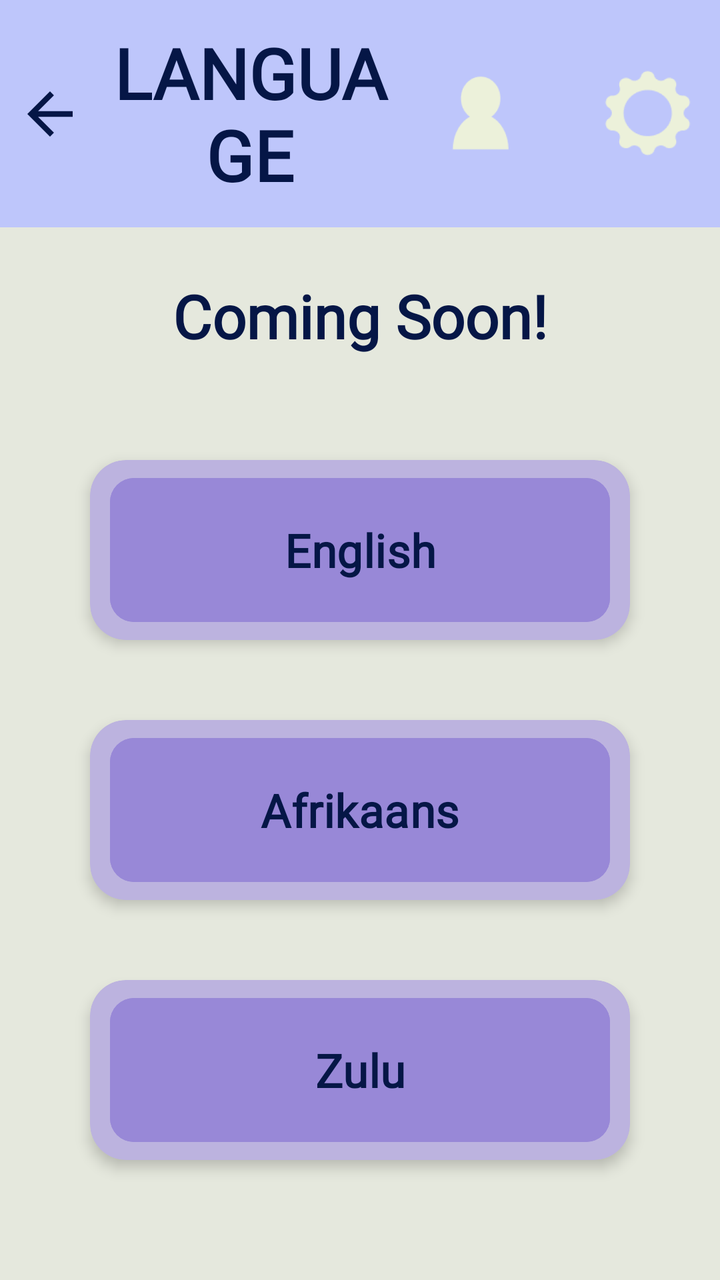
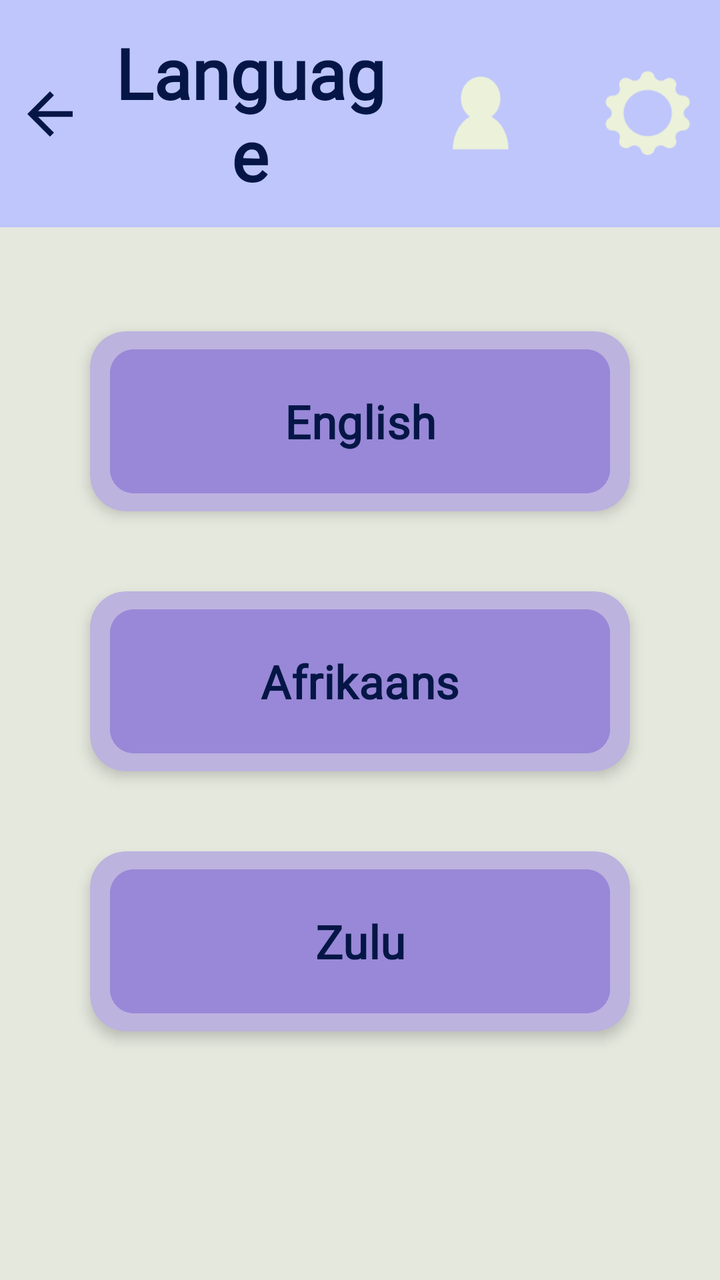

Two renders of the same Android screen: before a commit and after it. Below are the layout's source before the change and the commit's diff.
<!-- AndroidManifest.xml: application theme Theme.WordVenture2 -->
<!-- res/layout/activity_language.xml -->
<?xml version="1.0" encoding="utf-8"?>
<androidx.constraintlayout.widget.ConstraintLayout xmlns:android="http://schemas.android.com/apk/res/android"
    xmlns:app="http://schemas.android.com/apk/res-auto"
    xmlns:tools="http://schemas.android.com/tools"
    android:layout_width="match_parent"
    android:layout_height="match_parent"
    android:background="#E5E8DD"
    tools:context=".LanguageActivity">

    
    <androidx.constraintlayout.widget.ConstraintLayout
        android:id="@+id/headerLayout"
        android:layout_width="match_parent"
        android:layout_height="wrap_content"
        android:background="#BEC6FB"
        android:paddingBottom="1dp"
        android:paddingTop="1dp"
        app:layout_constraintTop_toTopOf="parent">

        
        <ImageView
            android:id="@+id/backIcon"
            android:layout_width="50dp"
            android:layout_height="50dp"
            android:background="?attr/selectableItemBackgroundBorderless"
            android:clickable="true"
            android:focusable="true"
            android:paddingStart="8dp"
            android:paddingEnd="8dp"
            android:src="?attr/homeAsUpIndicator"
            app:layout_constraintBottom_toBottomOf="parent"
            app:layout_constraintStart_toStartOf="parent"
            app:layout_constraintTop_toTopOf="parent"
            app:tint="#051646" />

        <TextView
            android:id="@+id/languageTitle"
            android:layout_width="0dp"
            android:layout_height="wrap_content"
            android:fontFamily="@font/barriecito"
            android:gravity="center"
            android:paddingBottom="12dp"
            android:paddingTop="12dp"
            android:text="LANGUAGE"
            android:textColor="#051646"
            android:textSize="35sp"
            android:textStyle="bold"
            app:layout_constraintBottom_toBottomOf="parent"
            app:layout_constraintEnd_toStartOf="@id/settingsIconContainer"
            app:layout_constraintStart_toEndOf="@id/backIcon"
            app:layout_constraintTop_toTopOf="parent" />

        
        <LinearLayout
            android:id="@+id/settingsIconContainer"
            android:layout_width="wrap_content"
            android:layout_height="wrap_content"
            android:gravity="center_vertical"
            android:orientation="horizontal"
            app:layout_constraintBottom_toBottomOf="parent"
            app:layout_constraintEnd_toEndOf="parent"
            app:layout_constraintTop_toTopOf="parent">

            
            <ImageView
                android:id="@+id/profileIcon"
                android:layout_width="80dp"
                android:layout_height="80dp"
                android:background="?attr/selectableItemBackgroundBorderless"
                android:clickable="true"
                android:focusable="true"
                android:src="@mipmap/profile_icon_foreground" />

            
            <ImageView
                android:id="@+id/settingsIcon"
                android:layout_width="80dp"
                android:layout_height="80dp"
                android:background="?attr/selectableItemBackgroundBorderless"
                android:clickable="true"
                android:focusable="true"
                android:src="@mipmap/settings_icon_foreground" />

        </LinearLayout>

    </androidx.constraintlayout.widget.ConstraintLayout>

    
    <TextView
        android:id="@+id/comingSoon"
        android:layout_width="wrap_content"
        android:layout_height="wrap_content"
        android:layout_marginTop="24dp"
        android:fontFamily="@font/barriecito"
        android:text="Coming Soon!"
        android:textColor="#051646"
        android:textSize="30sp"
        android:textStyle="bold"
        app:layout_constraintEnd_toEndOf="parent"
        app:layout_constraintStart_toStartOf="parent"
        app:layout_constraintTop_toBottomOf="@id/headerLayout" />

    
    <LinearLayout
        android:id="@+id/languageOptionsLayout"
        android:layout_width="match_parent"
        android:layout_height="0dp"
        android:layout_marginTop="32dp"
        android:orientation="vertical"
        android:paddingBottom="24dp"
        android:paddingEnd="24dp"
        android:paddingStart="24dp"
        app:layout_constraintBottom_toBottomOf="parent"
        app:layout_constraintTop_toBottomOf="@id/comingSoon">


        
        <androidx.cardview.widget.CardView
            android:id="@+id/cardEnglish"
            android:layout_width="270dp"
            android:layout_height="wrap_content"
            android:layout_gravity="center"
            android:layout_margin="20dp"
            android:backgroundTint="#BCB3DF"
            app:cardCornerRadius="18dp"
            app:cardElevation="4dp">

            
            <LinearLayout
                android:layout_width="match_parent"
                android:layout_height="wrap_content"
                android:gravity="center_vertical"
                android:orientation="horizontal">

                <Button
                    android:id="@+id/btnEnglish"
                    style="@style/AppButton"
                    android:layout_marginTop="5dp"
                    android:layout_marginLeft="10dp"
                    android:text="English"
                    android:fontFamily="@font/comic_relief"
                    android:layout_gravity="center"
                    android:textSize="23dp"/>
            </LinearLayout>
        </androidx.cardview.widget.CardView>

        
        <androidx.cardview.widget.CardView
            android:id="@+id/cardAfrikaans"
            android:layout_width="270dp"
            android:layout_height="wrap_content"
            android:layout_gravity="center"
            android:layout_margin="20dp"
            android:backgroundTint="#BCB3DF"
            app:cardCornerRadius="18dp"
            app:cardElevation="4dp">

            <Button
                android:id="@+id/btnAfrikaans"
                style="@style/AppButton"
                android:layout_marginTop="5dp"
                android:text="Afrikaans"
                android:fontFamily="@font/comic_relief"
                android:layout_gravity="center"
                android:textSize="23dp" />
        </androidx.cardview.widget.CardView>

        
        <androidx.cardview.widget.CardView
            android:id="@+id/cardZulu"
            android:layout_width="270dp"
            android:layout_height="wrap_content"
            android:layout_gravity="center"
            android:layout_margin="20dp"
            android:backgroundTint="#BCB3DF"
            app:cardCornerRadius="18dp"
            app:cardElevation="4dp">

            <Button
                android:id="@+id/btnZulu"
                style="@style/AppButton"
                android:layout_marginTop="5dp"
                android:text="Zulu"
                android:fontFamily="@font/comic_relief"
                android:layout_gravity="center"
                android:textSize="23dp" />
        </androidx.cardview.widget.CardView>

        
        <androidx.cardview.widget.CardView
            android:id="@+id/cardXhosa"
            android:layout_width="270dp"
            android:layout_height="wrap_content"
            android:layout_gravity="center"
            android:layout_margin="20dp"
            android:backgroundTint="#BCB3DF"
            app:cardCornerRadius="18dp"
            app:cardElevation="4dp">

            <Button
                android:id="@+id/btnXhosa"
                style="@style/AppButton"
                android:layout_marginTop="5dp"
                android:text="Xhosa"
                android:fontFamily="@font/comic_relief"
                android:layout_gravity="center"
                android:textSize="23dp" />
        </androidx.cardview.widget.CardView>

    </LinearLayout>
</androidx.constraintlayout.widget.ConstraintLayout>
<!-- resources referenced by this layout -->
<resources>
  <!-- mipmap profile_icon_foreground: webp bitmap (mipmap-hdpi, 722 bytes) -->
  <!-- mipmap settings_icon_foreground: webp bitmap (mipmap-hdpi, 1512 bytes) -->
  <style name="AppButton" parent="Widget.Material3.Button">
          <item name="android:layout_width">250dp</item>
          <item name="android:layout_height">80dp</item>
          <item name="android:layout_marginTop">16dp</item>
          <item name="android:layout_marginBottom">5dp</item>
          <item name="android:padding">20dp</item>
          <item name="android:backgroundTint">#9888D7</item>
          <item name="android:textColor">#051646</item>
          <item name="android:textSize">18sp</item>
          <item name="android:textStyle">bold</item>
          <item name="cornerRadius">12dp</item>
      </style>
  <style name="Theme.WordVenture2" parent="Base.Theme.WordVenture2" />
  <style name="Base.Theme.WordVenture2" parent="Theme.Material3.DayNight.NoActionBar">
          
          
      </style>
</resources>

<!-- the commit's change to res/layout/activity_language.xml (unified diff, before → after) -->
@@ -7,7 +7,6 @@
     android:background="#E5E8DD"
     tools:context=".LanguageActivity">
 
-    
     <androidx.constraintlayout.widget.ConstraintLayout
         android:id="@+id/headerLayout"
         android:layout_width="match_parent"
@@ -17,7 +16,6 @@
         android:paddingTop="1dp"
         app:layout_constraintTop_toTopOf="parent">
 
-        
         <ImageView
             android:id="@+id/backIcon"
             android:layout_width="50dp"
@@ -41,7 +39,7 @@
             android:gravity="center"
             android:paddingBottom="12dp"
             android:paddingTop="12dp"
-            android:text="LANGUAGE"
+            android:text="@string/label_language"
             android:textColor="#051646"
             android:textSize="35sp"
             android:textStyle="bold"
@@ -50,7 +48,6 @@
             app:layout_constraintStart_toEndOf="@id/backIcon"
             app:layout_constraintTop_toTopOf="parent" />
 
-        
         <LinearLayout
             android:id="@+id/settingsIconContainer"
             android:layout_width="wrap_content"
@@ -61,7 +58,6 @@
             app:layout_constraintEnd_toEndOf="parent"
             app:layout_constraintTop_toTopOf="parent">
 
-            
             <ImageView
                 android:id="@+id/profileIcon"
                 android:layout_width="80dp"
@@ -71,7 +67,6 @@
                 android:focusable="true"
                 android:src="@mipmap/profile_icon_foreground" />
 
-            
             <ImageView
                 android:id="@+id/settingsIcon"
                 android:layout_width="80dp"
@@ -85,22 +80,6 @@
 
     </androidx.constraintlayout.widget.ConstraintLayout>
 
-    
-    <TextView
-        android:id="@+id/comingSoon"
-        android:layout_width="wrap_content"
-        android:layout_height="wrap_content"
-        android:layout_marginTop="24dp"
-        android:fontFamily="@font/barriecito"
-        android:text="Coming Soon!"
-        android:textColor="#051646"
-        android:textSize="30sp"
-        android:textStyle="bold"
-        app:layout_constraintEnd_toEndOf="parent"
-        app:layout_constraintStart_toStartOf="parent"
-        app:layout_constraintTop_toBottomOf="@id/headerLayout" />
-
-    
     <LinearLayout
         android:id="@+id/languageOptionsLayout"
         android:layout_width="match_parent"
@@ -111,10 +90,9 @@
         android:paddingEnd="24dp"
         android:paddingStart="24dp"
         app:layout_constraintBottom_toBottomOf="parent"
-        app:layout_constraintTop_toBottomOf="@id/comingSoon">
+        app:layout_constraintTop_toBottomOf="@id/headerLayout">
 
 
-        
         <androidx.cardview.widget.CardView
             android:id="@+id/cardEnglish"
             android:layout_width="270dp"
@@ -125,7 +103,6 @@
             app:cardCornerRadius="18dp"
             app:cardElevation="4dp">
 
-            
             <LinearLayout
                 android:layout_width="match_parent"
                 android:layout_height="wrap_content"
@@ -137,14 +114,13 @@
                     style="@style/AppButton"
                     android:layout_marginTop="5dp"
                     android:layout_marginLeft="10dp"
-                    android:text="English"
+                    android:text="@string/lang_english"
                     android:fontFamily="@font/comic_relief"
                     android:layout_gravity="center"
                     android:textSize="23dp"/>
             </LinearLayout>
         </androidx.cardview.widget.CardView>
 
-        
         <androidx.cardview.widget.CardView
             android:id="@+id/cardAfrikaans"
             android:layout_width="270dp"
@@ -159,13 +135,12 @@
                 android:id="@+id/btnAfrikaans"
                 style="@style/AppButton"
                 android:layout_marginTop="5dp"
-                android:text="Afrikaans"
+                android:text="@string/lang_afrikaans"
                 android:fontFamily="@font/comic_relief"
                 android:layout_gravity="center"
                 android:textSize="23dp" />
         </androidx.cardview.widget.CardView>
 
-        
         <androidx.cardview.widget.CardView
             android:id="@+id/cardZulu"
             android:layout_width="270dp"
@@ -180,32 +155,10 @@
                 android:id="@+id/btnZulu"
                 style="@style/AppButton"
                 android:layout_marginTop="5dp"
-                android:text="Zulu"
+                android:text="@string/lang_zulu"
                 android:fontFamily="@font/comic_relief"
                 android:layout_gravity="center"
                 android:textSize="23dp" />
         </androidx.cardview.widget.CardView>
-
-        
-        <androidx.cardview.widget.CardView
-            android:id="@+id/cardXhosa"
-            android:layout_width="270dp"
-            android:layout_height="wrap_content"
-            android:layout_gravity="center"
-            android:layout_margin="20dp"
-            android:backgroundTint="#BCB3DF"
-            app:cardCornerRadius="18dp"
-            app:cardElevation="4dp">
-
-            <Button
-                android:id="@+id/btnXhosa"
-                style="@style/AppButton"
-                android:layout_marginTop="5dp"
-                android:text="Xhosa"
-                android:fontFamily="@font/comic_relief"
-                android:layout_gravity="center"
-                android:textSize="23dp" />
-        </androidx.cardview.widget.CardView>
-
     </LinearLayout>
 </androidx.constraintlayout.widget.ConstraintLayout>
<!-- resource entries referenced after the edit -->
@@ -2,6 +2,10 @@
 <resources>
   <!-- mipmap profile_icon_foreground: webp bitmap (mipmap-hdpi, 722 bytes) -->
   <!-- mipmap settings_icon_foreground: webp bitmap (mipmap-hdpi, 1512 bytes) -->
+  <string name="label_language">Language</string>
+  <string name="lang_afrikaans">Afrikaans</string>
+  <string name="lang_english">English</string>
+  <string name="lang_zulu">Zulu</string>
   <style name="AppButton" parent="Widget.Material3.Button">
           <item name="android:layout_width">250dp</item>
           <item name="android:layout_height">80dp</item>
